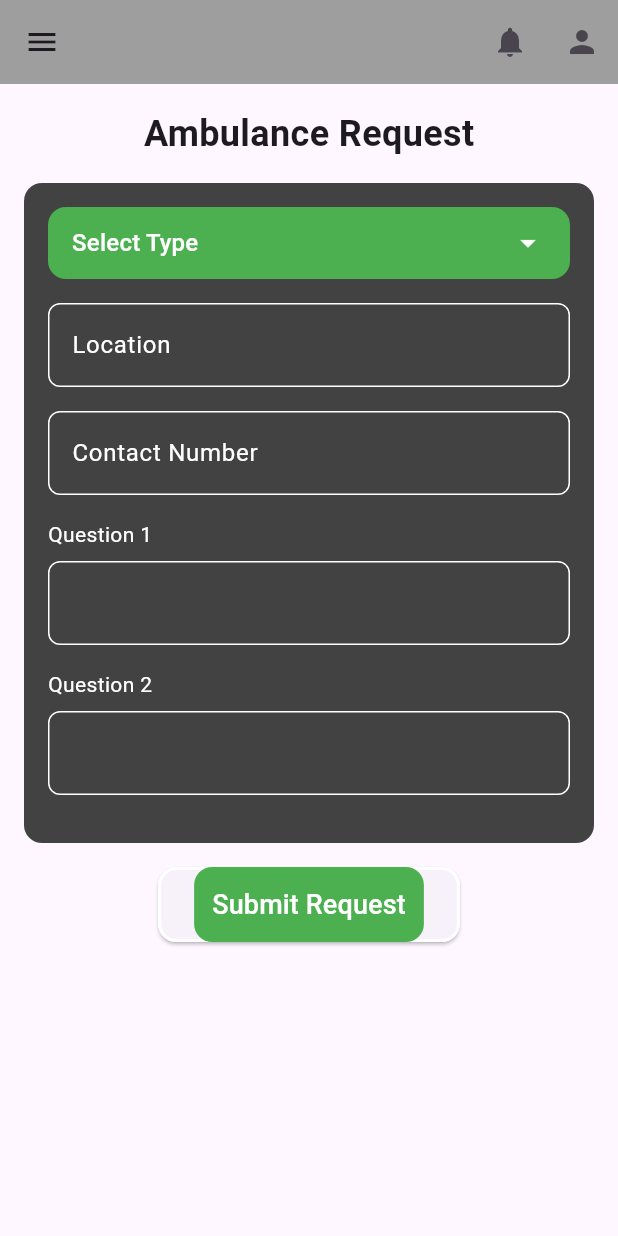
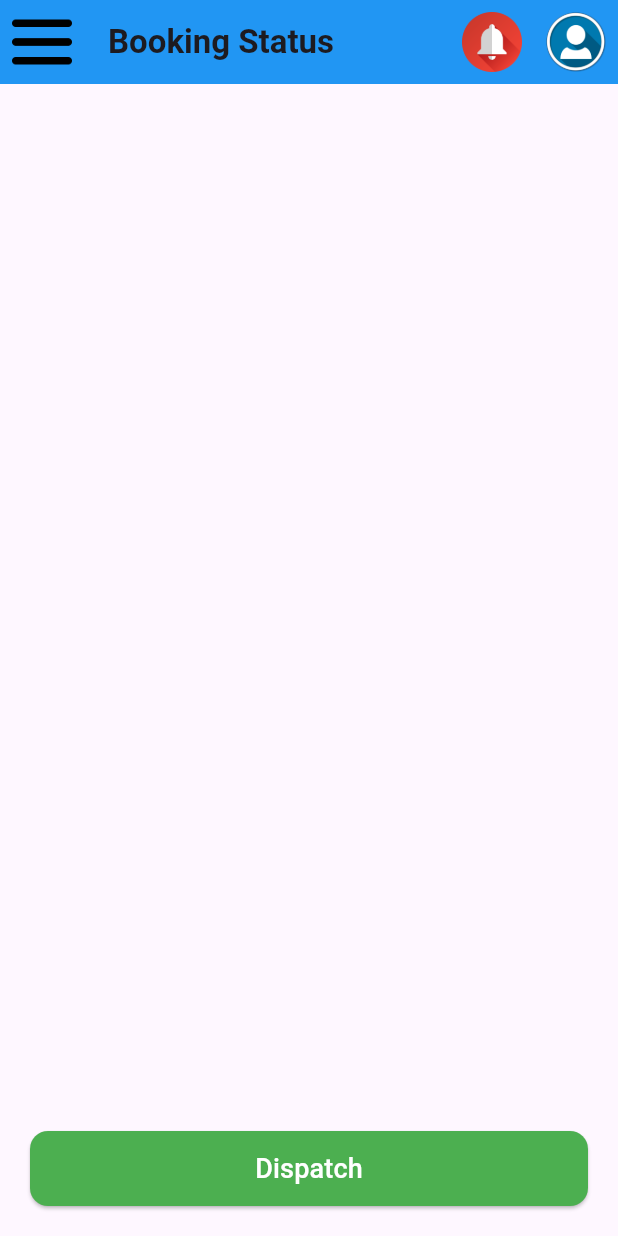
Before and after one commit to mijaleta/Emergencey-Ambulance-Booking-Mobile-App, a Flutter app: the PatientRequestPage screen opened by its route, after a tap on the "notifications" icon, on a phone screen of 412 x 824 dp. Run offline on Flutter 3.47's test engine with Material 3 defaults, Android fonts, the phone set to English and light mode, and no system bars.

Commit message:
Updated Dispatcher Page and Patient Request Page

```diff
--- a/lib/pages/dispatcher_page.dart
+++ b/lib/pages/dispatcher_page.dart
@@ -0,0 +1,74 @@
+import 'package:ambu_app/pages/change_password.dart';
+import 'package:ambu_app/pages/login_page.dart';
+import 'package:flutter/material.dart';
+
+class DispatcherPage extends StatelessWidget {
+  @override
+  Widget build(BuildContext context) {
+    return MaterialApp(
+      home: Scaffold(
+        appBar: AppBar(
+          backgroundColor: Colors.blue,
+          leading: IconButton(
+            icon: Image.asset(
+              "icons/menu.png",
+              color: Colors.black,
+            ),
+            onPressed: () {},
+          ),
+          title: const Text(
+            'Booking Status',
+            style: TextStyle(fontWeight: FontWeight.bold),
+          ),
+          actions: [
+            IconButton(
+              icon: Image.asset("icons/notification-bell.png"),
+              onPressed: () {},
+            ),
+            IconButton(
+              icon: Image.asset("icons/user-icon.png"),
+              onPressed: () {
+                Navigator.push(
+                  context,
+                  MaterialPageRoute(builder: (context) => LoginPage()),
+                );
+              },
+            ),
+          ],
+        ),
+        body: Column(
+          mainAxisAlignment: MainAxisAlignment.end,
+          crossAxisAlignment: CrossAxisAlignment.stretch,
+          children: [
+            Container(
+              margin: EdgeInsets.all(20),
+              child: ElevatedButton(
+                onPressed: () {
+                  // Handle "Change Password" button press
+                  Navigator.push(
+                    context,
+                    MaterialPageRoute(
+                        builder: (context) => ChangePasswordPage()),
+                  );
+                },
+                style: ElevatedButton.styleFrom(
+                  backgroundColor: Colors.green,
+                  shape: RoundedRectangleBorder(
+                    borderRadius: BorderRadius.circular(12),
+                  ),
+                ),
+                child: Padding(
+                  padding: const EdgeInsets.all(12.0),
+                  child: Text(
+                    'Dispatch',
+                    style: TextStyle(fontSize: 18, color: Colors.white),
+                  ),
+                ),
+              ),
+            ),
+          ],
+        ),
+      ),
+    );
+  }
+}
--- a/lib/pages/home_page.dart
+++ b/lib/pages/home_page.dart
@@ -1,4 +1,5 @@
 import 'package:ambu_app/pages/patient_request_page.dart';
+import 'package:ambu_app/pages/reusable_code.dart';
 import 'package:flutter/material.dart';
 import 'package:ambu_app/pages/login_page.dart';
 
@@ -123,6 +124,11 @@ class _HomePageState extends State<HomePage> {
               child: ElevatedButton(
                 onPressed: () {
                   // Implement emergency contact button functionality
+                  Navigator.push(
+                    context,
+                    MaterialPageRoute(
+                        builder: (context) => ReuasableCodePage()),
+                  );
                 },
                 style: ElevatedButton.styleFrom(
                   side: const BorderSide(color: Colors.black, width: 2),
--- a/lib/pages/patient_request_page.dart
+++ b/lib/pages/patient_request_page.dart
@@ -1,4 +1,7 @@
+import 'package:ambu_app/pages/dispatcher_page.dart';
 import 'package:flutter/material.dart';
+import 'package:provider/provider.dart';
+import 'package:ambu_app/provider/request_provider.dart';
 
 class PatientRequestPage extends StatelessWidget {
   @override
@@ -16,7 +19,11 @@ class PatientRequestPage extends StatelessWidget {
           IconButton(
             icon: Icon(Icons.notifications),
             onPressed: () {
-              // Implement notification icon functionality
+              // Navigate to the dispatcher page
+              Navigator.push(
+                context,
+                MaterialPageRoute(builder: (context) => DispatcherPage()),
+              );
             },
           ),
           IconButton(
@@ -48,8 +55,7 @@ class PatientRequestPage extends StatelessWidget {
                   children: [
                     Container(
                       decoration: BoxDecoration(
-                        color: Colors
-                            .green, // Green background color for dropdown button
+                        color: Colors.green,
                         borderRadius: BorderRadius.circular(12),
                       ),
                       padding: EdgeInsets.symmetric(horizontal: 16),
@@ -59,8 +65,7 @@ class PatientRequestPage extends StatelessWidget {
                           return DropdownMenuItem<String>(
                             value: value,
                             child: Container(
-                              color: Colors
-                                  .black, // Set black background color for dropdown items
+                              color: Colors.black,
                               padding: EdgeInsets.all(8),
                               child: Align(
                                 alignment: Alignment.centerRight,
@@ -85,22 +90,7 @@ class PatientRequestPage extends StatelessWidget {
                     ),
                     SizedBox(height: 16),
                     TextField(
-                      style: TextStyle(color: Colors.white),
-                      decoration: InputDecoration(
-                        labelText: "Location",
-                        labelStyle: TextStyle(color: Colors.white),
-                        enabledBorder: OutlineInputBorder(
-                          borderSide: BorderSide(color: Colors.white),
-                          borderRadius: BorderRadius.circular(8),
-                        ),
-                        focusedBorder: OutlineInputBorder(
-                          borderSide: BorderSide(color: Colors.white),
-                          borderRadius: BorderRadius.circular(8),
-                        ),
-                      ),
-                    ),
-                    SizedBox(height: 16),
-                    TextField(
+                      keyboardType: TextInputType.number,
                       style: TextStyle(color: Colors.white),
                       decoration: InputDecoration(
                         labelText: "Contact Number",
@@ -116,36 +106,41 @@ class PatientRequestPage extends StatelessWidget {
                       ),
                     ),
                     SizedBox(height: 16),
-                    for (String question in ["Question 1", "Question 2"])
-                      Column(
-                        crossAxisAlignment: CrossAxisAlignment.start,
-                        children: [
-                          Text(question, style: TextStyle(color: Colors.white)),
-                          SizedBox(height: 8),
-                          TextField(
-                            style: TextStyle(color: Colors.white),
-                            decoration: InputDecoration(
-                              enabledBorder: OutlineInputBorder(
-                                borderSide: BorderSide(color: Colors.white),
-                                borderRadius: BorderRadius.circular(8),
-                              ),
-                              focusedBorder: OutlineInputBorder(
-                                borderSide: BorderSide(color: Colors.white),
-                                borderRadius: BorderRadius.circular(8),
-                              ),
-                            ),
-                          ),
+                    // Rounded dropdown fields with default items
+                    RoundedDropdownField(
+                        "What is the nature of the medical emergency?"),
                     SizedBox(height: 16),
-                        ],
-                      ),
-                  ],
-                ),
-              ),
+                    RoundedDropdownField(
+                        "Are you currently pregnant or have you recently given birth?"),
+                    SizedBox(height: 16),
+                    RoundedDropdownField(
+                        "Have you recently experienced any trauma or injury?"),
                     SizedBox(height: 16),
                     Center(
                       child: ElevatedButton(
                         onPressed: () {
-                    // Implement submit button functionality
+                          // Submit request
+                          Provider.of<RequestProvider>(context, listen: false)
+                              .addRequest();
+                          // Show confirmation dialog
+                          showDialog(
+                            context: context,
+                            builder: (BuildContext context) {
+                              return AlertDialog(
+                                title: Text("Request Submitted"),
+                                content: Text(
+                                    "Your request has been submitted successfully."),
+                                actions: <Widget>[
+                                  TextButton(
+                                    onPressed: () {
+                                      Navigator.of(context).pop();
+                                    },
+                                    child: Text("OK"),
+                                  ),
+                                ],
+                              );
+                            },
+                          );
                         },
                         style: ElevatedButton.styleFrom(
                           side: BorderSide(color: Colors.white, width: 2),
@@ -172,13 +167,53 @@ class PatientRequestPage extends StatelessWidget {
                   ],
                 ),
               ),
+            ],
+          ),
+        ),
       ),
     );
   }
 }
 
-void main() {
-  runApp(MaterialApp(
-    home: PatientRequestPage(),
-  ));
+class RoundedDropdownField extends StatelessWidget {
+  final String defaultItem;
+
+  RoundedDropdownField(this.defaultItem);
+
+  @override
+  Widget build(BuildContext context) {
+    return Container(
+      decoration: BoxDecoration(
+        color: Colors.green,
+        borderRadius: BorderRadius.circular(12),
+      ),
+      padding: EdgeInsets.symmetric(horizontal: 16),
+      child: DropdownButton<String>(
+        items: ["Answer 1", "Answer 2", "Answer 3"].map((String value) {
+          return DropdownMenuItem<String>(
+            value: value,
+            child: Container(
+              color: Colors.black,
+              padding: EdgeInsets.all(8),
+              child: Align(
+                alignment: Alignment.centerRight,
+                child: Text(
+                  value,
+                  style: TextStyle(color: Colors.white),
+                ),
+              ),
+            ),
+          );
+        }).toList(),
+        onChanged: (String? value) {
+          // Handle dropdown value change
+        },
+        hint: Text(defaultItem, style: TextStyle(color: Colors.white)),
+        isExpanded: true,
+        underline: Container(),
+        icon: Icon(Icons.arrow_drop_down, color: Colors.white),
+        elevation: 16,
+      ),
+    );
   }
+}
--- a/lib/pages/reusable_code.dart
+++ b/lib/pages/reusable_code.dart
@@ -1,11 +1,13 @@
+import 'package:ambu_app/pages/dispatcher_page.dart';
 import 'package:flutter/material.dart';
 
-class MyApp extends StatelessWidget {
+class ReuasableCodePage extends StatelessWidget {
   @override
   Widget build(BuildContext context) {
     return MaterialApp(
       home: Scaffold(
         appBar: AppBar(
+          backgroundColor: Colors.blue,
           title: Text('Reuse'),
           leading: IconButton(
             icon: Icon(
@@ -46,6 +48,10 @@ class MyApp extends StatelessWidget {
               child: ElevatedButton(
                 onPressed: () {
                   // Handle "Reuse" button press
+                  Navigator.push(
+                    context,
+                    MaterialPageRoute(builder: (context) => DispatcherPage()),
+                  );
                 },
                 style: ElevatedButton.styleFrom(
                   backgroundColor: Colors.green,
--- a/pubspec.yaml
+++ b/pubspec.yaml
@@ -33,6 +33,7 @@ dependencies:
   path_provider: ^2.1.2
   cached_network_image: ^3.3.1
   flutter_svg: ^2.0.10+1
+  provider: ^6.1.2
 
 
   # The following adds the Cupertino Icons font to your application.
```
Also changed, not shown: lib/main.dart (+9 -0 lines), lib/pages/admin_page.dart (+70 -0 lines), lib/pages/ambulance_search_page.dart (+70 -0 lines), lib/pages/change_password.dart (+90 -0 lines), lib/pages/reset_password.dart (+70 -0 lines), lib/provider/request_provider.dart (added, +14 -0 lines), pubspec.lock. Lines whose indentation alone changed are shown as unchanged.
